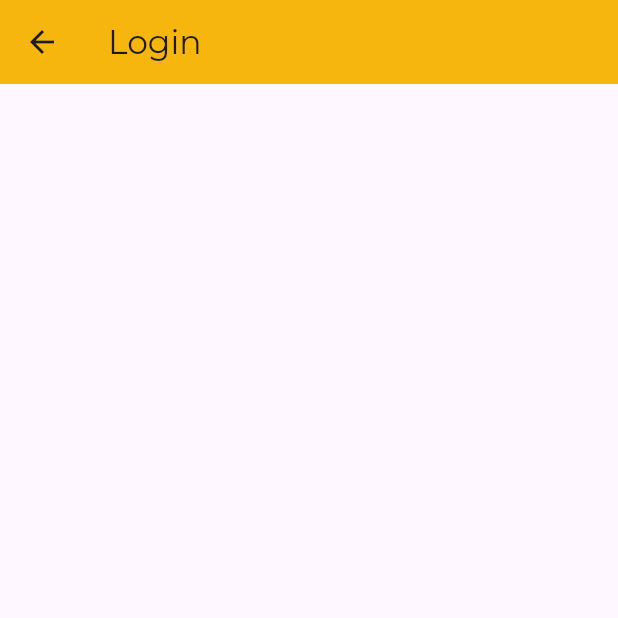
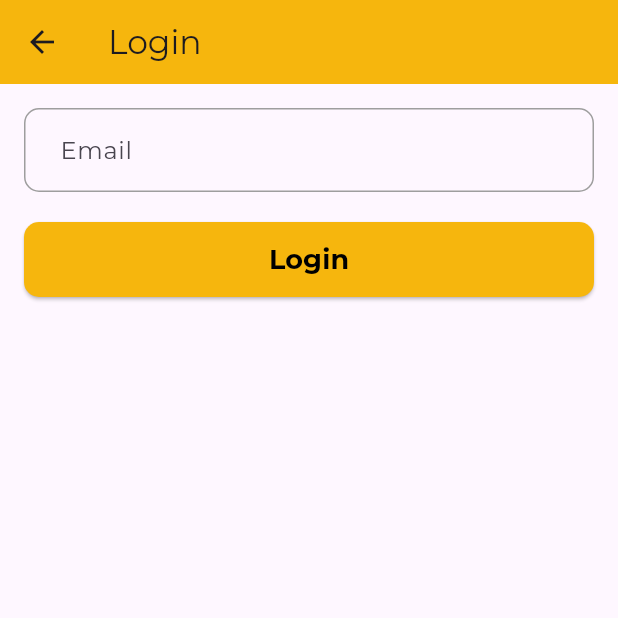
Before and after one commit to shresthabatsal/project_ease, a Flutter app: the LoginScreen screen opened directly, on a phone screen of 412 x 824 dp, the top half of it. Run offline on Flutter 3.47's test engine with Material 3 defaults, Android fonts, the phone set to English and light mode, and no system bars.

Commit message:
add custom button and text form field

```diff
--- a/lib/screens/dashboard_screen.dart
+++ b/lib/screens/dashboard_screen.dart
@@ -1,5 +1,6 @@
 import 'package:flutter/material.dart';
 import 'package:project_ease/screens/login_screen.dart';
+import 'package:project_ease/widgets/custom_button.dart';
 
 class DashboardScreen extends StatelessWidget {
   const DashboardScreen({super.key});
@@ -11,16 +12,15 @@ class DashboardScreen extends StatelessWidget {
         title: Text("Dashboard"),
         backgroundColor: Colors.yellow,
       ),
-      body: Padding(padding: const EdgeInsets.all(8),
+      body: Padding(padding: const EdgeInsets.all(16),
       child: SingleChildScrollView(
         child: Column(
           children: [
             SizedBox(
               width: double.infinity,
-              child: ElevatedButton(
-                onPressed: (){
-                  Navigator.push(context, MaterialPageRoute(builder: (context) => const LoginScreen()));
-                }, child: Text("Login", style: TextStyle(fontSize: 20),)),
+              child: CustomButton(onPressed: (){
+                Navigator.push(context, MaterialPageRoute(builder: (context) => const LoginScreen()));
+              }, text: "Login Screen")
             )
           ],
         ),
--- a/lib/screens/login_screen.dart
+++ b/lib/screens/login_screen.dart
@@ -1,15 +1,54 @@
 import 'package:flutter/material.dart';
 import 'package:project_ease/app/theme/app_colors.dart';
+import 'package:project_ease/widgets/custom_button.dart';
+import 'package:project_ease/widgets/custom_text_form_field.dart';
 
-class LoginScreen extends StatelessWidget {
+class LoginScreen extends StatefulWidget {
   const LoginScreen({super.key});
+
+  @override
+  State<LoginScreen> createState() => _LoginScreenState();
+}
+
+class _LoginScreenState extends State<LoginScreen> {
+  final _formKey = GlobalKey<FormState>();
+  final emailController = TextEditingController();
 
   @override
   Widget build(BuildContext context) {
     return Scaffold(
-      appBar: AppBar(
-        title: Text("Login"),
-        backgroundColor: AppColors.primary,
+      appBar: AppBar(title: Text("Login"), backgroundColor: AppColors.primary),
+      body: Padding(
+        padding: const EdgeInsets.all(16),
+        child: Form(
+          key: _formKey,
+          child: Column(
+            children: [
+              CustomTextFormField(
+                controller: emailController,
+                hintText: "Email",
+                validator: (value) {
+                  if (value == null || value.isEmpty) {
+                    return "Please enter email";
+                  }
+                  if (!RegExp(r'\S+@\S+\.\S+').hasMatch(value)) {
+                    return "Please enter a valid email";
+                  }
+                  return null;
+                },
+              ),
+              const SizedBox(height: 20),
+              CustomButton(
+                onPressed: () {
+                  if (_formKey.currentState!.validate()) {
+                    print("Email is valid: ${emailController.text}");
+                  }
+                },
+                text: "Login",
+              ),
+            ],
+          ),
+        ),
       ),
     );
   }
--- /dev/null
+++ b/lib/widgets/custom_button.dart
@@ -0,0 +1,39 @@
+import 'package:flutter/material.dart';
+import 'package:project_ease/app/theme/app_colors.dart';
+
+class CustomButton extends StatelessWidget {
+  const CustomButton({
+    super.key,
+    required this.onPressed,
+    required this.text,
+    this.color});
+
+  final VoidCallback onPressed;
+  final String text;
+  final Color? color;
+
+  @override
+  Widget build(BuildContext context) {
+    return SizedBox(
+      width: double.infinity,
+      child: ElevatedButton(
+        style: ElevatedButton.styleFrom(
+          backgroundColor: color ?? AppColors.primary,
+          padding: const EdgeInsets.symmetric(horizontal: 20, vertical: 12),
+          shape: RoundedRectangleBorder(
+            borderRadius: BorderRadius.circular(10),
+          ),
+        ),
+        onPressed: onPressed,
+        child: Text(
+          text,
+          style: const TextStyle(
+            color: Colors.black,
+            fontSize: 18,
+            fontWeight: FontWeight.bold,
+          ),
+        ),
+      ),
+    );
+  }
+}
--- /dev/null
+++ b/lib/widgets/custom_text_form_field.dart
@@ -0,0 +1,51 @@
+import 'package:flutter/material.dart';
+import 'package:project_ease/app/theme/app_colors.dart';
+
+class CustomTextFormField extends StatelessWidget {
+  const CustomTextFormField({
+    super.key,
+    required this.controller,
+    required this.hintText,
+    this.validator
+  });
+
+  final TextEditingController controller;
+  final String hintText;
+  final String? Function(String?)? validator;
+
+  @override
+  Widget build(BuildContext context) {
+    return TextFormField(
+      controller: controller,
+      decoration: InputDecoration(
+        hintText: hintText,
+        labelText: hintText,
+        hintStyle: const TextStyle(color: Colors.grey),
+        contentPadding:
+            const EdgeInsets.symmetric(horizontal: 20, vertical: 16),
+        border: OutlineInputBorder(
+          borderRadius: BorderRadius.circular(10),
+          borderSide: const BorderSide(
+            color: Colors.grey,
+            width: 1,
+          ),
+        ),
+        enabledBorder: OutlineInputBorder(
+          borderRadius: BorderRadius.circular(10),
+          borderSide: const BorderSide(
+            color: Colors.grey,
+            width: 1,
+          ),
+        ),
+        focusedBorder: OutlineInputBorder(
+          borderRadius: BorderRadius.circular(10),
+          borderSide: BorderSide(
+            color: AppColors.primary,
+            width: 2,
+          ),
+        ),
+      ),
+      validator: validator,
+    );
+  }
+}
```
